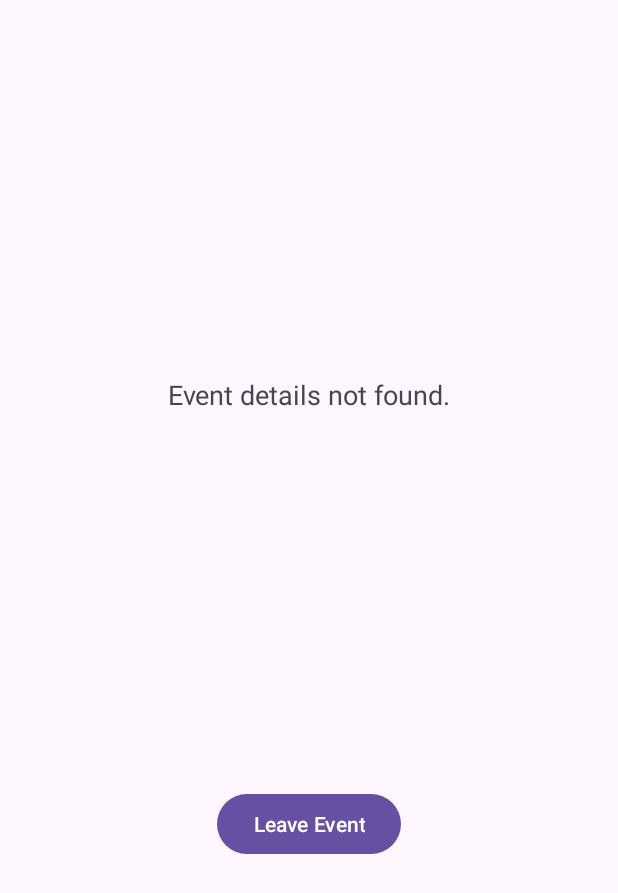
After one commit to CMPUT301F24aurora/aurora-sky, an Android app: the EntrantWaitingListActivity screen opened directly, with no data from a screen before it, on a phone screen of 412 x 824 dp. The commit adds this screen. Shown: the top 893 px of the screen. Run offline under Robolectric (Android 15) with nearby library versions, the phone set to English and light mode, and no system bars.

Commit message:
entrant can leave an event

```diff
--- a/Project/app/src/main/AndroidManifest.xml
+++ b/Project/app/src/main/AndroidManifest.xml
@@ -28,6 +28,7 @@
         <activity android:name=".EntrantsEventsActivity" />
         <activity android:name=".EntrantEventDetailsActivity" />
         <activity android:name=".EntrantProfileActivity" />
+        <activity android:name=".EntrantWaitingListActivity"/>
         <activity android:name=".OrganizerMainPage" />
         <activity android:name=".OrganizerCreateEvent" />
         <activity android:name=".MapActivity" />
--- /dev/null
+++ b/Project/app/src/main/java/com/example/lotteryapp/EntrantWaitingListActivity.java
@@ -0,0 +1,59 @@
+package com.example.lotteryapp;
+
+import android.content.Intent;
+import android.os.Bundle;
+import android.widget.Button;
+import android.widget.TextView;
+import android.widget.Toast;
+
+import androidx.appcompat.app.AppCompatActivity;
+
+public class EntrantWaitingListActivity extends AppCompatActivity {
+
+    @Override
+    protected void onCreate(Bundle savedInstanceState) {
+        super.onCreate(savedInstanceState);
+        setContentView(R.layout.entrant_waiting_list);
+
+        TextView eventDetailsTextView = findViewById(R.id.event_details_textview);
+        Button leaveEventButton = findViewById(R.id.leave_event_button);
+
+        // Get the Event object from the Intent
+        Intent intent = getIntent();
+        Event event = (Event) intent.getSerializableExtra("event_data");
+
+        // Get the Entrant object from the Intent (assuming it's passed from the previous activity)
+        Entrant entrant = (Entrant) intent.getSerializableExtra("entrant_data");
+
+        if (event != null) {
+            String eventName = event.getName();
+            String message = "You are registered for the " + eventName;
+            eventDetailsTextView.setText(message);
+        } else {
+            eventDetailsTextView.setText("Event details not found.");
+        }
+
+        leaveEventButton.setOnClickListener(v -> {
+            if (event != null && entrant != null) {
+                event.removeEntrantFromWaitingList(entrant, new WaitingListCallback() {
+                    @Override
+                    public void onSuccess(String message) {
+                        Toast.makeText(EntrantWaitingListActivity.this, message, Toast.LENGTH_SHORT).show();
+                        Intent intent = new Intent(EntrantWaitingListActivity.this, EntrantsEventsActivity.class);
+                        intent.putExtra("event_data", event);
+                        intent.putExtra("entrant_data", entrant);
+                        startActivity(intent);
+
+                    }
+
+                    @Override
+                    public void onFailure(Exception e) {
+                        Toast.makeText(EntrantWaitingListActivity.this, "Failed to leave event: " + e.getMessage(), Toast.LENGTH_SHORT).show();
+                    }
+                });
+            } else {
+                Toast.makeText(EntrantWaitingListActivity.this, "Event or entrant data is missing", Toast.LENGTH_SHORT).show();
+            }
+        });
+    }
+}
--- /dev/null
+++ b/Project/app/src/main/res/layout/entrant_waiting_list.xml
@@ -0,0 +1,28 @@
+<?xml version="1.0" encoding="utf-8"?>
+<androidx.constraintlayout.widget.ConstraintLayout xmlns:android="http://schemas.android.com/apk/res/android"
+    xmlns:app="http://schemas.android.com/apk/res-auto"
+    android:layout_width="match_parent"
+    android:layout_height="match_parent">
+
+    <TextView
+        android:id="@+id/event_details_textview"
+        android:layout_width="wrap_content"
+        android:layout_height="wrap_content"
+        android:text="Event Details Here"
+        android:textSize="18sp"
+        app:layout_constraintBottom_toTopOf="@id/leave_event_button"
+        app:layout_constraintEnd_toEndOf="parent"
+        app:layout_constraintStart_toStartOf="parent"
+        app:layout_constraintTop_toTopOf="parent" />
+
+    <Button
+        android:id="@+id/leave_event_button"
+        android:layout_width="wrap_content"
+        android:layout_height="wrap_content"
+        android:text="Leave Event"
+        app:layout_constraintBottom_toBottomOf="parent"
+        app:layout_constraintEnd_toEndOf="parent"
+        app:layout_constraintStart_toStartOf="parent"
+        app:layout_constraintTop_toBottomOf="@id/event_details_textview" />
+
+</androidx.constraintlayout.widget.ConstraintLayout>
```
Also changed, not shown: Project/app/src/main/java/com/example/lotteryapp/EntrantEventDetailsActivity.java (+30 -0 lines), Project/app/src/main/java/com/example/lotteryapp/Event.java (+16 -0 lines).
